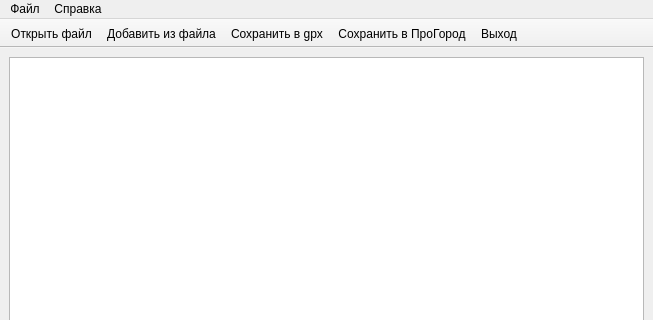
This is ui/mainwindow.ui in aunoor/pgfconverter as Qt 5 draws it before an edit; both pictures show x 0 to 653 and y 0 to 320 of the 653 by 472 pixel window. The edited form follows.
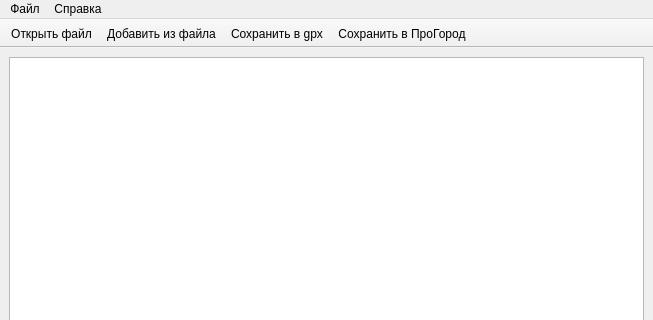
This is the edited form. Icons and pictures are not drawn.

Commit message: remove exit button from toolbar

Patch:
```diff
--- a/ui/mainwindow.ui
+++ b/ui/mainwindow.ui
@@ -55,7 +55,6 @@
    <addaction name="action_append_from_file"/>
    <addaction name="action_save_gpx"/>
    <addaction name="action_export_fav"/>
-   <addaction name="action_exit"/>
   </widget>
   <widget class="QMenuBar" name="menuBar">
    <property name="geometry">
```
Left out of the diff: 2 changed lines with no effect on the pictures.
